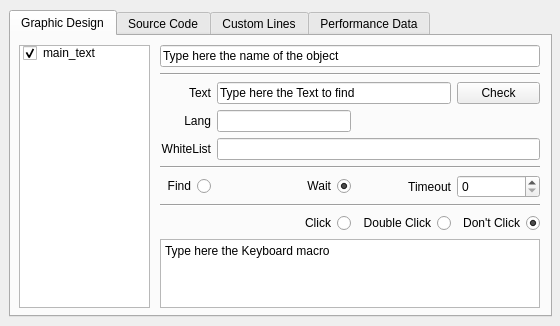
This is alyvix/extra/robotide/qt_ui/alyvix_text_finder_properties_view.ui in alyvix/alyvix as Qt 5 draws it before an edit. The edited form follows.
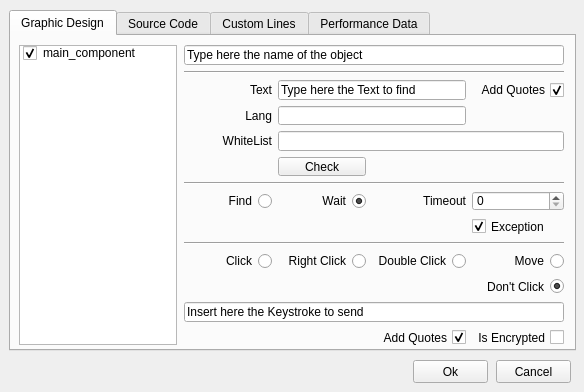
This is the edited form.

Diff of the .ui file:
```diff
--- a/alyvix/extra/robotide/qt_ui/alyvix_text_finder_properties_view.ui
+++ b/alyvix/extra/robotide/qt_ui/alyvix_text_finder_properties_view.ui
@@ -6,8 +6,8 @@
    <rect>
     <x>0</x>
     <y>0</y>
-    <width>560</width>
-    <height>326</height>
+    <width>584</width>
+    <height>392</height>
    </rect>
   </property>
   <property name="windowTitle">
@@ -18,8 +18,8 @@
     <rect>
      <x>9</x>
      <y>10</y>
-     <width>543</width>
-     <height>307</height>
+     <width>567</width>
+     <height>341</height>
     </rect>
    </property>
    <property name="currentIndex">
@@ -32,10 +32,10 @@
     <widget class="QWidget" name="widget" native="true">
      <property name="geometry">
       <rect>
-       <x>149</x>
+       <x>173</x>
        <y>9</y>
        <width>381</width>
-       <height>268</height>
+       <height>306</height>
       </rect>
      </property>
      <widget class="QWidget" name="gridLayoutWidget">
@@ -44,11 +44,31 @@
         <x>0</x>
         <y>0</y>
         <width>380</width>
-        <height>263</height>
+        <height>300</height>
        </rect>
       </property>
       <layout class="QGridLayout" name="gridLayout">
+       <item row="11" column="0">
+        <widget class="QRadioButton" name="clickRadio">
+         <property name="layoutDirection">
+          <enum>Qt::RightToLeft</enum>
+         </property>
+         <property name="text">
+          <string>Click</string>
+         </property>
+         <attribute name="buttonGroup">
+          <string notr="true">buttonGroup_2</string>
+         </attribute>
+        </widget>
+       </item>
        <item row="7" column="0" colspan="4">
+        <widget class="Line" name="line_8">
+         <property name="orientation">
+          <enum>Qt::Horizontal</enum>
+         </property>
+        </widget>
+       </item>
+       <item row="10" column="0" colspan="4">
         <widget class="Line" name="line_10">
          <property name="orientation">
           <enum>Qt::Horizontal</enum>
@@ -75,7 +95,7 @@
          </property>
         </widget>
        </item>
-       <item row="6" column="2">
+       <item row="8" column="2">
         <widget class="QLabel" name="timeout_label">
          <property name="text">
           <string>Timeout</string>
@@ -85,22 +105,6 @@
          </property>
         </widget>
        </item>
-       <item row="8" column="3">
-        <widget class="QRadioButton" name="dontclickRadio">
-         <property name="layoutDirection">
-          <enum>Qt::RightToLeft</enum>
-         </property>
-         <property name="text">
-          <string>Don't Click</string>
-         </property>
-         <property name="checked">
-          <bool>true</bool>
-         </property>
-         <attribute name="buttonGroup">
-          <string notr="true">buttonGroup_2</string>
-         </attribute>
-        </widget>
-       </item>
        <item row="2" column="1" colspan="2">
         <widget class="QLineEdit" name="lineEditText">
          <property name="text">
@@ -108,7 +112,7 @@
          </property>
         </widget>
        </item>
-       <item row="8" column="2">
+       <item row="11" column="2">
         <widget class="QRadioButton" name="doubleclickRadio">
          <property name="layoutDirection">
           <enum>Qt::RightToLeft</enum>
@@ -121,7 +125,7 @@
          </attribute>
         </widget>
        </item>
-       <item row="4" column="0">
+       <item row="5" column="0">
         <widget class="QLabel" name="label">
          <property name="text">
           <string>WhiteList</string>
@@ -131,10 +135,7 @@
          </property>
         </widget>
        </item>
-       <item row="3" column="1">
-        <widget class="QLineEdit" name="lineEditLang"/>
-       </item>
-       <item row="6" column="0">
+       <item row="8" column="0">
         <widget class="QRadioButton" name="find_radio">
          <property name="layoutDirection">
           <enum>Qt::RightToLeft</enum>
@@ -147,7 +148,7 @@
          </attribute>
         </widget>
        </item>
-       <item row="6" column="1">
+       <item row="8" column="1">
         <widget class="QRadioButton" name="wait_radio">
          <property name="layoutDirection">
           <enum>Qt::RightToLeft</enum>
@@ -163,27 +164,7 @@
          </attribute>
         </widget>
        </item>
-       <item row="8" column="0" colspan="2">
-        <widget class="QRadioButton" name="clickRadio">
-         <property name="layoutDirection">
-          <enum>Qt::RightToLeft</enum>
-         </property>
-         <property name="text">
-          <string>Click</string>
-         </property>
-         <attribute name="buttonGroup">
-          <string notr="true">buttonGroup_2</string>
-         </attribute>
-        </widget>
-       </item>
-       <item row="5" column="0" colspan="4">
-        <widget class="Line" name="line_8">
-         <property name="orientation">
-          <enum>Qt::Horizontal</enum>
-         </property>
-        </widget>
-       </item>
-       <item row="3" column="0">
+       <item row="4" column="0">
         <widget class="QLabel" name="lang_label">
          <property name="text">
           <string>Lang</string>
@@ -193,7 +174,7 @@
          </property>
         </widget>
        </item>
-       <item row="6" column="3">
+       <item row="8" column="3">
         <widget class="QSpinBox" name="timeout_spinbox">
          <property name="maximum">
           <number>999999</number>
@@ -207,23 +188,120 @@
          </property>
         </widget>
        </item>
+       <item row="5" column="1" colspan="3">
+        <widget class="QLineEdit" name="lineEditWhiteList"/>
+       </item>
+       <item row="11" column="3">
+        <widget class="QRadioButton" name="movemouseRadio">
+         <property name="layoutDirection">
+          <enum>Qt::RightToLeft</enum>
+         </property>
+         <property name="text">
+          <string>Move</string>
+         </property>
+         <property name="checked">
+          <bool>false</bool>
+         </property>
+         <attribute name="buttonGroup">
+          <string notr="true">buttonGroup_2</string>
+         </attribute>
+        </widget>
+       </item>
+       <item row="11" column="1">
+        <widget class="QRadioButton" name="rightclickRadio">
+         <property name="layoutDirection">
+          <enum>Qt::RightToLeft</enum>
+         </property>
+         <property name="text">
+          <string>Right Click</string>
+         </property>
+         <attribute name="buttonGroup">
+          <string notr="true">buttonGroup_2</string>
+         </attribute>
+        </widget>
+       </item>
+       <item row="12" column="3">
+        <widget class="QRadioButton" name="dontclickRadio">
+         <property name="layoutDirection">
+          <enum>Qt::RightToLeft</enum>
+         </property>
+         <property name="text">
+          <string>Don't Click</string>
+         </property>
+         <property name="checked">
+          <bool>true</bool>
+         </property>
+         <attribute name="buttonGroup">
+          <string notr="true">buttonGroup_2</string>
+         </attribute>
+        </widget>
+       </item>
+       <item row="9" column="3">
+        <widget class="QCheckBox" name="timeout_exception">
+         <property name="text">
+          <string>Exception</string>
+         </property>
+         <property name="checked">
+          <bool>true</bool>
+         </property>
+        </widget>
+       </item>
+       <item row="13" column="0" colspan="4">
+        <widget class="QLineEdit" name="inserttext">
+         <property name="text">
+          <string>Insert here the Keystroke to send</string>
+         </property>
+        </widget>
+       </item>
+       <item row="14" column="2">
+        <widget class="QCheckBox" name="add_quotes">
+         <property name="layoutDirection">
+          <enum>Qt::RightToLeft</enum>
+         </property>
+         <property name="text">
+          <string>Add Quotes</string>
+         </property>
+         <property name="checked">
+          <bool>true</bool>
+         </property>
+        </widget>
+       </item>
+       <item row="14" column="3">
+        <widget class="QCheckBox" name="text_encrypted">
+         <property name="layoutDirection">
+          <enum>Qt::RightToLeft</enum>
+         </property>
+         <property name="text">
+          <string>Is Encrypted</string>
+         </property>
+         <property name="checked">
+          <bool>false</bool>
+         </property>
+        </widget>
+       </item>
+       <item row="4" column="1" colspan="2">
+        <widget class="QLineEdit" name="lineEditLang"/>
+       </item>
        <item row="2" column="3">
+        <widget class="QCheckBox" name="add_quotes_ocr">
+         <property name="layoutDirection">
+          <enum>Qt::RightToLeft</enum>
+         </property>
+         <property name="text">
+          <string>Add Quotes</string>
+         </property>
+         <property name="checked">
+          <bool>true</bool>
+         </property>
+        </widget>
+       </item>
+       <item row="6" column="1">
         <widget class="QPushButton" name="pushButtonCheck">
          <property name="text">
           <string>Check</string>
          </property>
         </widget>
        </item>
-       <item row="4" column="1" colspan="3">
-        <widget class="QLineEdit" name="lineEditWhiteList"/>
-       </item>
-       <item row="9" column="0" colspan="4">
-        <widget class="QPlainTextEdit" name="inserttext">
-         <property name="plainText">
-          <string>Type here the Keyboard macro</string>
-         </property>
-        </widget>
-       </item>
       </layout>
      </widget>
     </widget>
@@ -232,8 +310,8 @@
       <rect>
        <x>8</x>
        <y>9</y>
-       <width>131</width>
-       <height>263</height>
+       <width>158</width>
+       <height>300</height>
       </rect>
      </property>
      <property name="selectionMode">
@@ -241,7 +319,7 @@
      </property>
      <item>
       <property name="text">
-       <string>main_text</string>
+       <string>main_component</string>
       </property>
       <property name="checkState">
        <enum>Checked</enum>
@@ -659,6 +737,32 @@
     </widget>
    </widget>
   </widget>
+  <widget class="QPushButton" name="pushButtonCancel">
+   <property name="geometry">
+    <rect>
+     <x>496</x>
+     <y>360</y>
+     <width>75</width>
+     <height>23</height>
+    </rect>
+   </property>
+   <property name="text">
+    <string>Cancel</string>
+   </property>
+  </widget>
+  <widget class="QPushButton" name="pushButtonOk">
+   <property name="geometry">
+    <rect>
+     <x>413</x>
+     <y>360</y>
+     <width>75</width>
+     <height>23</height>
+    </rect>
+   </property>
+   <property name="text">
+    <string>Ok</string>
+   </property>
+  </widget>
  </widget>
  <resources/>
  <connections/>
```
Left out of the diff: 178 changed lines with no effect on the pictures.
